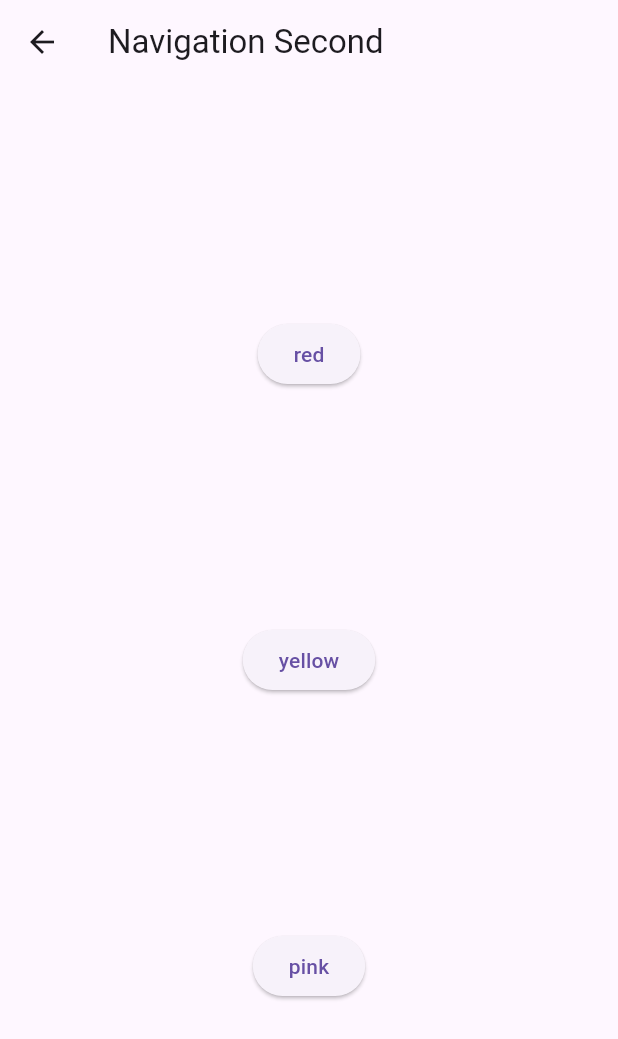
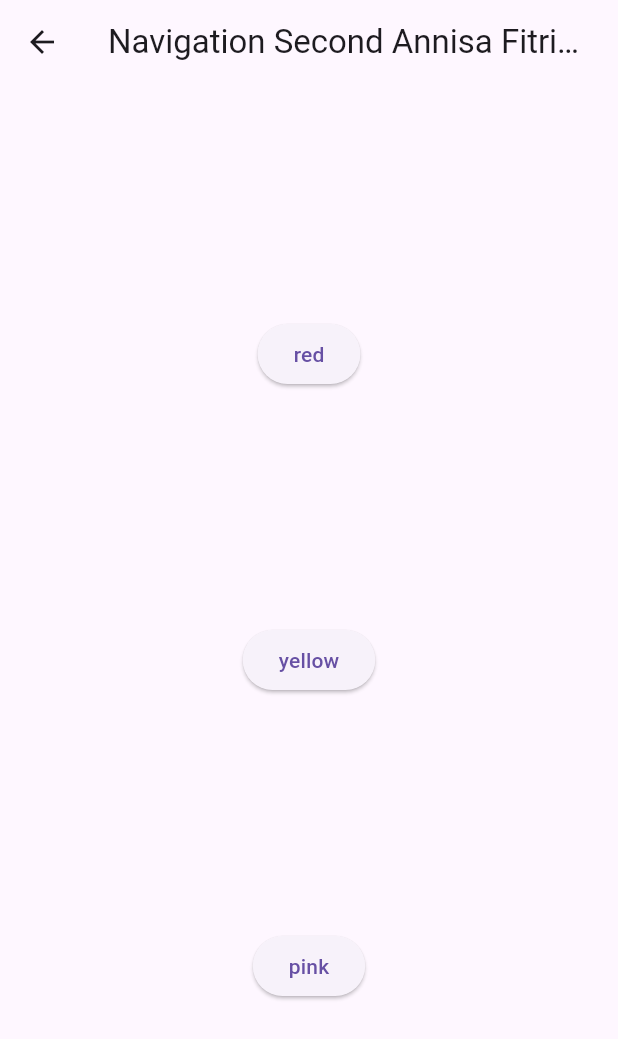
Before and after one commit to Annisafitrianirizky/week-5-pemrograman-asynchronus, a Flutter app: the NavigationSecond screen opened directly, on a phone screen of 412 x 824 dp. Shown: the top 1039 px of the screen. Run offline on Flutter 3.47's test engine with Material 3 defaults, Android fonts, the phone set to English and light mode, and no system bars; our stand-ins replace geolocator.

Commit message:
a little update fix

```diff
--- a/books/lib/navigation_second.dart
+++ b/books/lib/navigation_second.dart
@@ -13,7 +13,7 @@ class _NavigationSecondState extends State<NavigationSecond> {
     Color color;
     return Scaffold(
       appBar: AppBar(
-        title: const Text('Navigation Second'),
+        title: const Text('Navigation Second Annisa Fitriani Rizky'),
       ),
       body: Center(
         child: Column(
```
